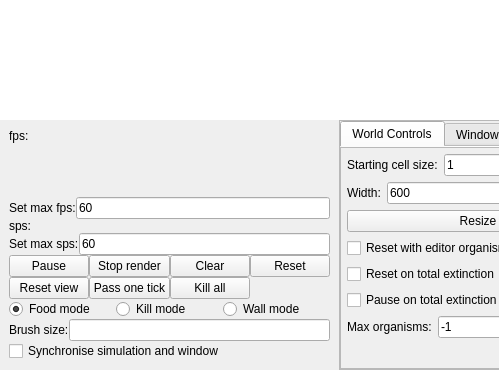
Qt form Source/UiFiles/mainwindow.ui (SuperSpaceEye/LifeEngineExtended) before a commit; both pictures show x 0 to 499 and y 530 to 900 of the 1000 by 900 pixel window.
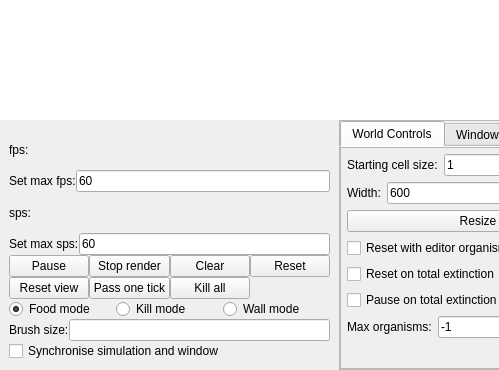
The same form after that commit.

Commit message: Some space optimizations for saving/loading.

```diff
--- a/Source/UiFiles/mainwindow.ui
+++ b/Source/UiFiles/mainwindow.ui
@@ -166,32 +166,6 @@
            </property>
           </widget>
          </item>
-         <item>
-          <spacer name="verticalSpacer_3">
-           <property name="orientation">
-            <enum>Qt::Vertical</enum>
-           </property>
-           <property name="sizeHint" stdset="0">
-            <size>
-             <width>20</width>
-             <height>40</height>
-            </size>
-           </property>
-          </spacer>
-         </item>
-         <item>
-          <spacer name="verticalSpacer_4">
-           <property name="orientation">
-            <enum>Qt::Vertical</enum>
-           </property>
-           <property name="sizeHint" stdset="0">
-            <size>
-             <width>20</width>
-             <height>40</height>
-            </size>
-           </property>
-          </spacer>
-         </item>
          <item>
           <layout class="QHBoxLayout" name="horizontalLayout_6">
            <item>
```
The commit also changes 2 other files.
